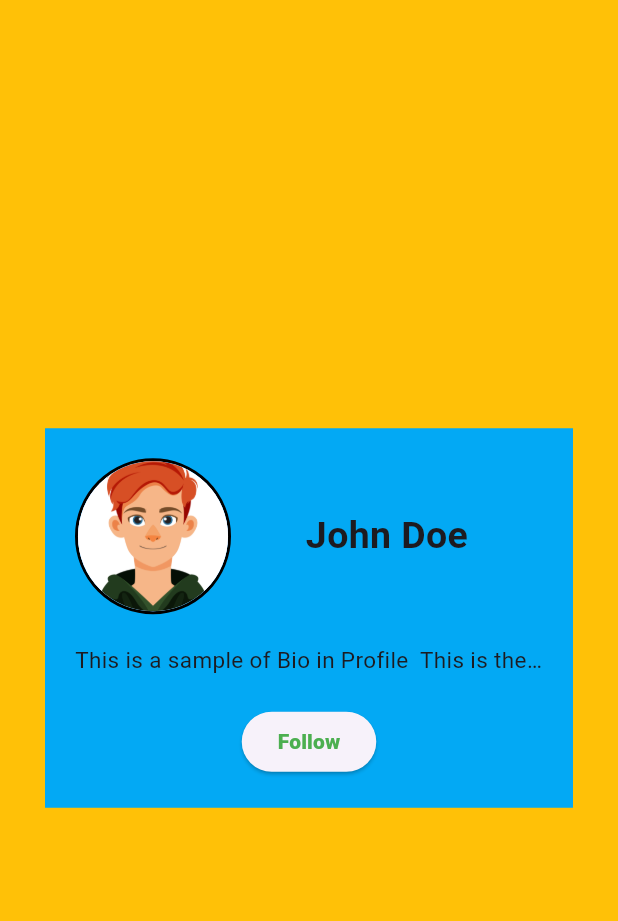
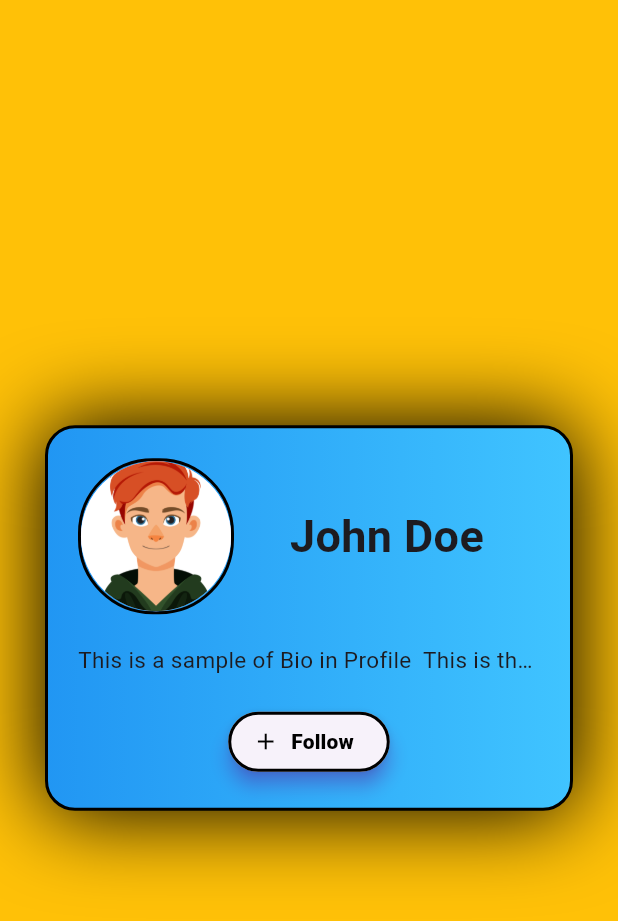
Before and after one commit to rz-rahimi01/Flutter-Projects-60-Days-Challenge, a Flutter app: the screen it shows after launch, on a phone screen of 412 x 824 dp. Shown: the top 921 px of the screen. Run offline on Flutter 3.47's test engine with Material 3 defaults, Android fonts, the phone set to English and light mode, and no system bars.

Commit message:
Week 1 Day 4

```diff
--- a/Week 1/ProfileCardUI/lib/ui.dart
+++ b/Week 1/ProfileCardUI/lib/ui.dart
@@ -34,19 +34,31 @@ class _MyUiState extends State<MyUi> {
             //   horizontal: 20,
             // ),  this will add padding to the top and bottom
             padding: EdgeInsets.all(20),
-            color: Colors.lightBlue,
+            decoration: BoxDecoration(
+              boxShadow: [
+                BoxShadow(color: Colors.black, blurRadius: 50, spreadRadius: 1),
+              ],
+              gradient: LinearGradient(
+                colors: [Colors.blue, Colors.lightBlueAccent],
+              ),
+              borderRadius: BorderRadius.circular(20),
+              border: Border.all(color: Colors.black, width: 2),
+            ),
+
             child: Column(
               mainAxisAlignment: MainAxisAlignment.center,
               crossAxisAlignment: CrossAxisAlignment.center,
               mainAxisSize: MainAxisSize.min,
-
               children: [
                 Row(
                   mainAxisAlignment: MainAxisAlignment.start,
                   children: [
                     Container(
                       decoration: BoxDecoration(
-                        shape: BoxShape.circle,
+                        //shape: BoxShape.circle,
+                        borderRadius: BorderRadius.circular(
+                          50,
+                        ), // use any of these two either above one or below one
                         border: Border.all(color: Colors.black, width: 2),
                       ),
 
@@ -61,7 +73,7 @@ class _MyUiState extends State<MyUi> {
                       child: Text(
                         "John Doe",
                         style: TextStyle(
-                          fontSize: 25,
+                          fontSize: 30,
                           fontWeight: FontWeight.bold,
                         ),
                         textAlign: TextAlign.center,
@@ -80,17 +92,36 @@ class _MyUiState extends State<MyUi> {
                           .ellipsis, // adds the dots when the max lines limits reaches
                 ),
                 SizedBox(height: 20),
-                ElevatedButton(
+                ElevatedButton.icon(
                   onPressed: () {
                     btntxtFtn();
                   }, // this is the function that will be called when the button is pressed
-                  child: Text(
+                  style: ElevatedButton.styleFrom(
+                    elevation: 5,
+                    shadowColor: Colors.deepPurpleAccent,
+                    // iconAlignment: IconAlignment.end, // this will align the icon to the end of the button means after the text
+                    shape: RoundedRectangleBorder(
+                      borderRadius: BorderRadius.circular(30),
+                      side: BorderSide(
+                        color: Colors.black,
+                        width: 2,
+                      ), // here side is used in place of like we add border in the box decoration
+                    ),
+                  ),
+                  label: Text(
                     btntext,
                     style: TextStyle(
-                      color: Colors.green,
+                      color: Colors.black,
                       fontWeight:
                           FontWeight.w900, //used for the boldness of the text
                     ),
+                  ),
+                  icon: Icon(
+                    btntext == "Follow"
+                        ? Icons.add
+                        : Icons
+                            .exit_to_app_rounded, // this will show the icon according to the value of btntext
+                    color: Colors.black,
                   ),
                 ),
               ],
```
